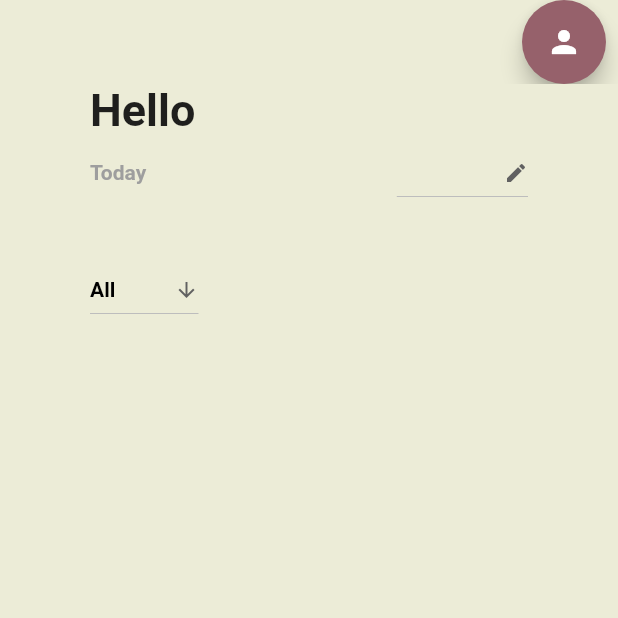
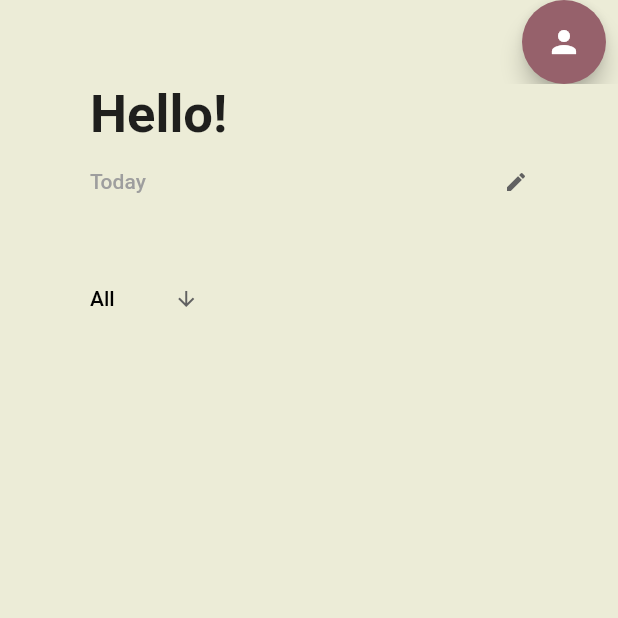
Before and after one commit to AnanduR32/Peer_Learning, a Flutter app: the screen it shows after launch, on a phone screen of 412 x 824 dp, the top half of it. Run offline on Flutter 3.47's test engine with Material 2 defaults, Android fonts, the phone set to English and light mode, and no system bars.

Commit message:
update main.dart

```diff
--- a/Assignments/q_task_2/lib/main.dart
+++ b/Assignments/q_task_2/lib/main.dart
@@ -92,9 +92,11 @@ class _HomepageState extends State<Homepage> {
                     children: <Widget>[
                       Container(
                         child: Text(
-                          'Hello',
+                          'Hello!',
                           style: TextStyle(
-                              fontStyle: FontStyle.normal, fontSize: 30, fontWeight: FontWeight.w700),
+                              fontStyle: FontStyle.normal,
+                              fontSize: 35,
+                              fontWeight: FontWeight.w700),
                         ),
                       ),
                     ],
@@ -104,15 +106,21 @@ class _HomepageState extends State<Homepage> {
                     children: <Widget>[
                       Container(
                         //padding: EdgeInsets.all(30),
-                        child:
-                          Text(durationDrop,style: TextStyle(color: Colors.grey, fontWeight: FontWeight.w600),),
+                        child: Text(
+                          durationDrop,
+                          style: TextStyle(
+                              color: Colors.grey, fontWeight: FontWeight.w500),
+                        ),
                       ),
                       Container(
+                        child: DropdownButtonHideUnderline(
                           child: DropdownButton<String>(
                             icon: Icon(Icons.create),
                             iconSize: 16,
                             elevation: 0,
-                          style: TextStyle(color: Colors.grey, fontWeight: FontWeight.w600),
+                            style: TextStyle(
+                                color: Colors.grey,
+                                fontWeight: FontWeight.w500),
                             underline: null,
                             onChanged: (String newValue) {
                               setState(() {
@@ -128,6 +136,7 @@ class _HomepageState extends State<Homepage> {
                             }).toList(),
                           ),
                         ),
+                      ),
                     ],
                   ),
                   Padding(
@@ -137,13 +146,16 @@ class _HomepageState extends State<Homepage> {
                     crossAxisAlignment: CrossAxisAlignment.start,
                     children: <Widget>[
                       Container(
+                        child: DropdownButtonHideUnderline(
                           child: DropdownButton<String>(
-                          value:
-                              postDrop.isNotEmpty ? postDrop : null,
+                            value: postDrop.isNotEmpty ? postDrop : null,
                             icon: Icon(Icons.arrow_downward),
                             iconSize: 16,
                             elevation: 0,
-                          style: TextStyle(color: Colors.black, fontWeight: FontWeight.w600,),
+                            style: TextStyle(
+                              color: Colors.black,
+                              fontWeight: FontWeight.w500,
+                            ),
                             onChanged: (String newValue) {
                               setState(() {
                                 postDrop = newValue;
@@ -158,8 +170,16 @@ class _HomepageState extends State<Homepage> {
                             }).toList(),
                           ),
                         ),
+                      ),
                     ],
                   ),
+                  Padding(
+                    padding: const EdgeInsets.only(top: 30.0),
+                  ),
+                  Column(
+                    mainAxisAlignment: MainAxisAlignment.start,
+                    children: <Widget>[],
+                  )
                 ],
               ),
             ),
```
Lines whose indentation alone changed are shown as unchanged.
